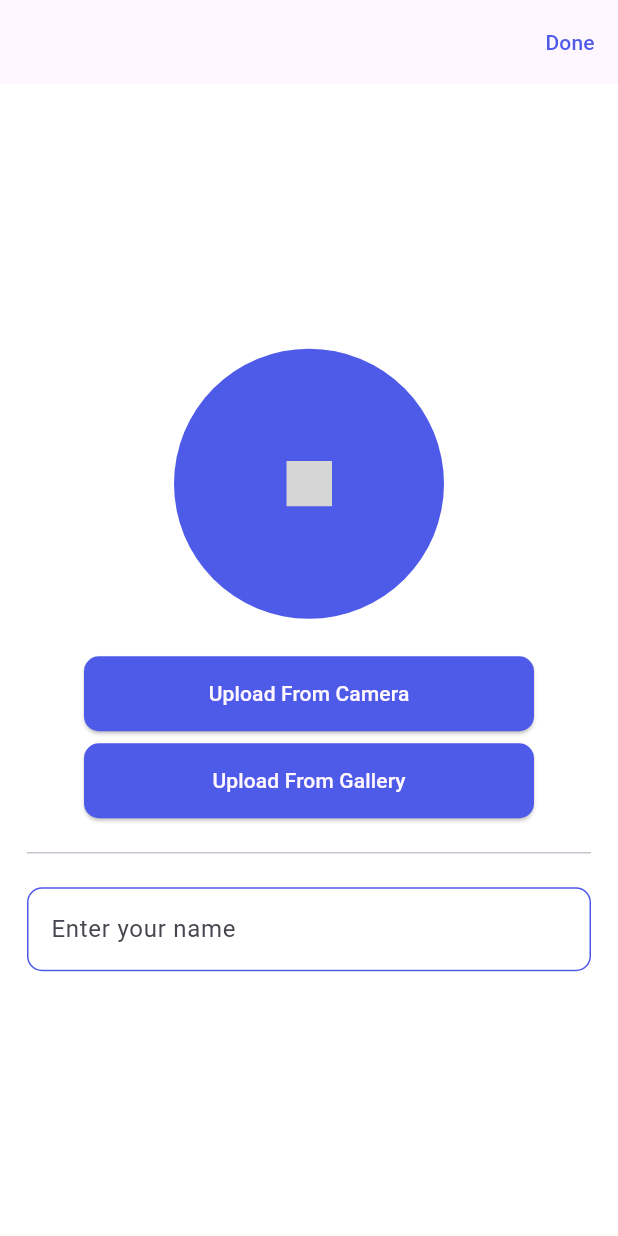
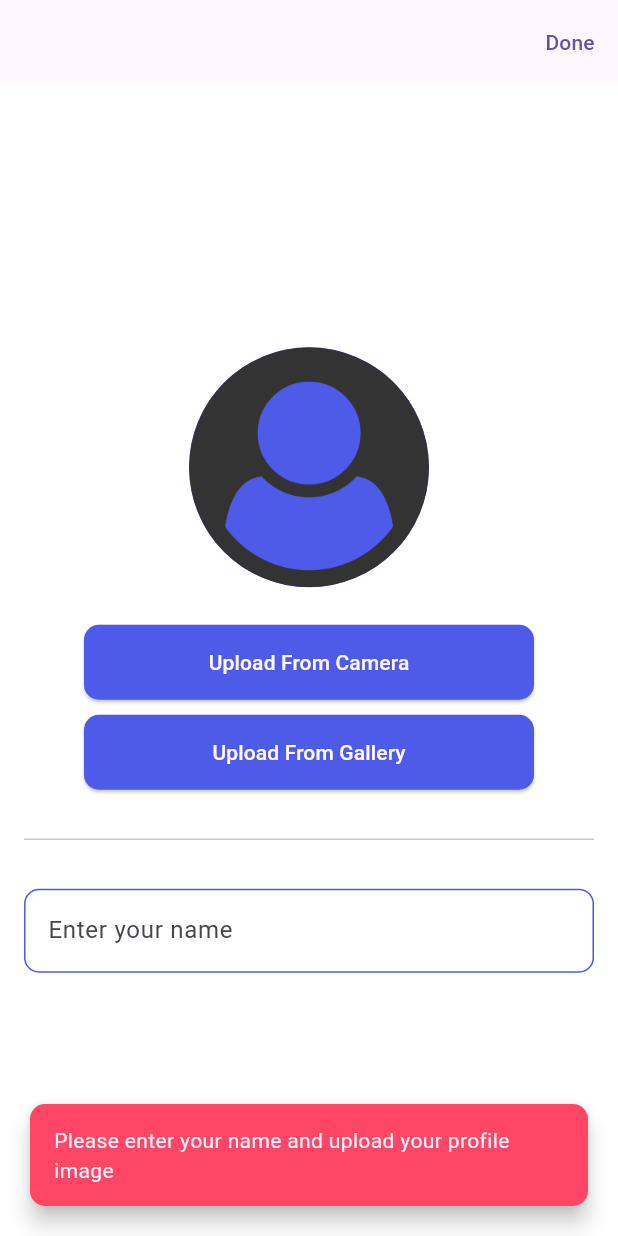
Before and after one commit to Andrew417/taskatii, a Flutter app: the screen it shows after launch, after a tap on "Done", on a phone screen of 412 x 824 dp. Run offline on Flutter 3.47's test engine with Material 3 defaults, Android fonts, the phone set to English and light mode, and no system bars; our stand-ins replace image_picker, lottie; project files that could hold a hidden picture were left out; grey boxes are pictures that could not be loaded.

Commit message:
uploadScreen finished

```diff
--- /dev/null
+++ b/lib/core/extentions/dailogs.dart
@@ -0,0 +1,14 @@
+import 'package:flutter/material.dart';
+import 'package:taskati/core/utils/app_colors.dart';
+
+showErrorDialog(BuildContext context, String message) {
+  ScaffoldMessenger.of(context).showSnackBar(
+    SnackBar(
+      behavior: SnackBarBehavior.floating,
+      margin: const EdgeInsets.all(20),
+      shape: RoundedRectangleBorder(borderRadius: BorderRadius.circular(10)),
+      backgroundColor: AppColors.red,
+      content: Text(message),
+    ),
+  );
+}
--- a/lib/features/home/upload_image.dart
+++ b/lib/features/home/upload_image.dart
@@ -1,58 +1,96 @@
+import 'dart:io';
+
 import 'package:flutter/material.dart';
-import 'package:flutter_svg/svg.dart';
+import 'package:image_picker/image_picker.dart';
 import 'package:taskati/components/buttons/main_btn.dart';
+import 'package:taskati/core/extentions/dailogs.dart';
 import 'package:taskati/core/utils/app_colors.dart';
 
-class UploadImage extends StatelessWidget {
-  const UploadImage({super.key});
+class UploadScreen extends StatefulWidget {
+  const UploadScreen({super.key});
 
+  @override
+  State<UploadScreen> createState() => _UploadScreenState();
+}
+
+class _UploadScreenState extends State<UploadScreen> {
+  String? path;
+  var nameController = TextEditingController();
   @override
   Widget build(BuildContext context) {
     return Scaffold(
-      backgroundColor: Colors.white,
       appBar: AppBar(
-        backgroundColor: AppColors.semiWhite,
         actions: [
           TextButton(
-            onPressed: () {},
-            child: Text('Done', style: TextStyle(color: AppColors.blue)),
+            onPressed: () {
+              if (path != null && nameController.text.isEmpty) {
+                showErrorDialog(context, 'Please enter your name');
+              } else if (path == null && nameController.text.isNotEmpty) {
+                showErrorDialog(context, 'Please upload your profile image');
+              } else {
+                showErrorDialog(
+                  context,
+                  'Please enter your name and upload your profile image',
+                );
+              }
+            },
+            child: Text('Done'),
           ),
         ],
       ),
-      body: Padding(
-        padding: const EdgeInsets.all(18),
+      body: Center(
+        child: Padding(
+          padding: const EdgeInsets.all(16),
+          child: SingleChildScrollView(
             child: Column(
               mainAxisAlignment: MainAxisAlignment.center,
               children: [
                 CircleAvatar(
+                  radius: 80,
                   backgroundColor: AppColors.blue,
-              radius: 90,
-              child: SvgPicture.asset(
-                'assets/images/accountSvg.svg',
-                width: 30,
-                height: 30,
-              ),
+                  backgroundImage: path != null
+                      ? FileImage(File(path ?? ''))
+                      : AssetImage('assets/images/accountPng.png'),
                 ),
                 SizedBox(height: 25),
-            MainBtn(text: 'Upload From Camera', onPressed: () {}),
-            SizedBox(height: 8),
-            MainBtn(text: 'Upload From Gallery', onPressed: () {}),
-            SizedBox(height: 15),
+                MainBtn(
+                  width: 250,
+                  text: 'Upload From Camera',
+                  onPressed: () {
+                    uploadImage(true);
+                  },
+                ),
+                SizedBox(height: 10),
+                MainBtn(
+                  width: 250,
+                  text: 'Upload From Gallery',
+                  onPressed: () async {
+                    uploadImage(false);
+                  },
+                ),
+                SizedBox(height: 25),
                 Divider(),
-            SizedBox(height: 15),
+                SizedBox(height: 25),
                 TextFormField(
+                  controller: nameController,
                   decoration: InputDecoration(hintText: 'Enter your name'),
-              keyboardType: TextInputType.emailAddress,
-              validator: (value) {
-                if (value == null || value.isEmpty) {
-                  return 'name cannot be empty';
-                }
-                return null;
-              },
                 ),
               ],
             ),
           ),
+        ),
+      ),
     );
   }
+
+  uploadImage(bool isCamera) async {
+    var picker = await ImagePicker().pickImage(
+      source: isCamera ? ImageSource.camera : ImageSource.gallery,
+    );
+    if (picker != null) {
+      setState(() {
+        path = picker.path;
+      });
     }
+  }
+}
--- a/lib/features/splash_screen/splash.dart
+++ b/lib/features/splash_screen/splash.dart
@@ -15,7 +15,7 @@ class _SplashState extends State<Splash> {
   @override
   void initState() {
     Future.delayed(const Duration(seconds: 3), () {
-      pushWithReplacement(context, UploadImage());
+      pushWithReplacement(context, UploadScreen());
     });
     super.initState();
   }
--- a/pubspec.yaml
+++ b/pubspec.yaml
@@ -36,6 +36,7 @@ dependencies:
   cupertino_icons: ^1.0.8
   lottie: ^3.3.1
   flutter_svg: ^2.2.0
+  image_picker: ^1.2.0
 
 dev_dependencies:
   flutter_test:
@@ -59,6 +60,7 @@ flutter:
   uses-material-design: true
 
   assets:
+    - assets/images/accountPng.png
     - assets/images/
   # To add assets to your application, add an assets section, like this:
   # assets:
```
Also changed, not shown: assets/images/accountPng.png (added), assets/images/accountSvg.svg (deleted), pubspec.lock, 6 other files. Lines whose indentation alone changed are shown as unchanged.
